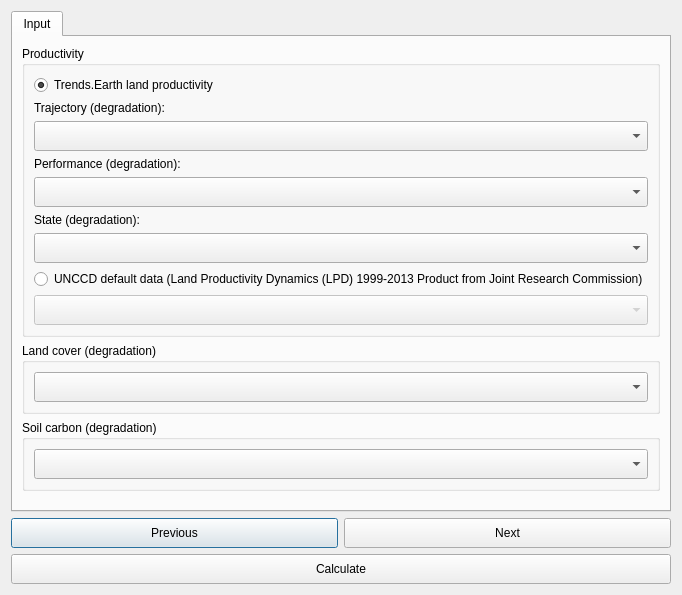
This is LDMP/gui/DlgCalculateLDNSummaryTableAdmin.ui in ConservationInternational/trends.earth as Qt 5 draws it before an edit. The edited form follows.
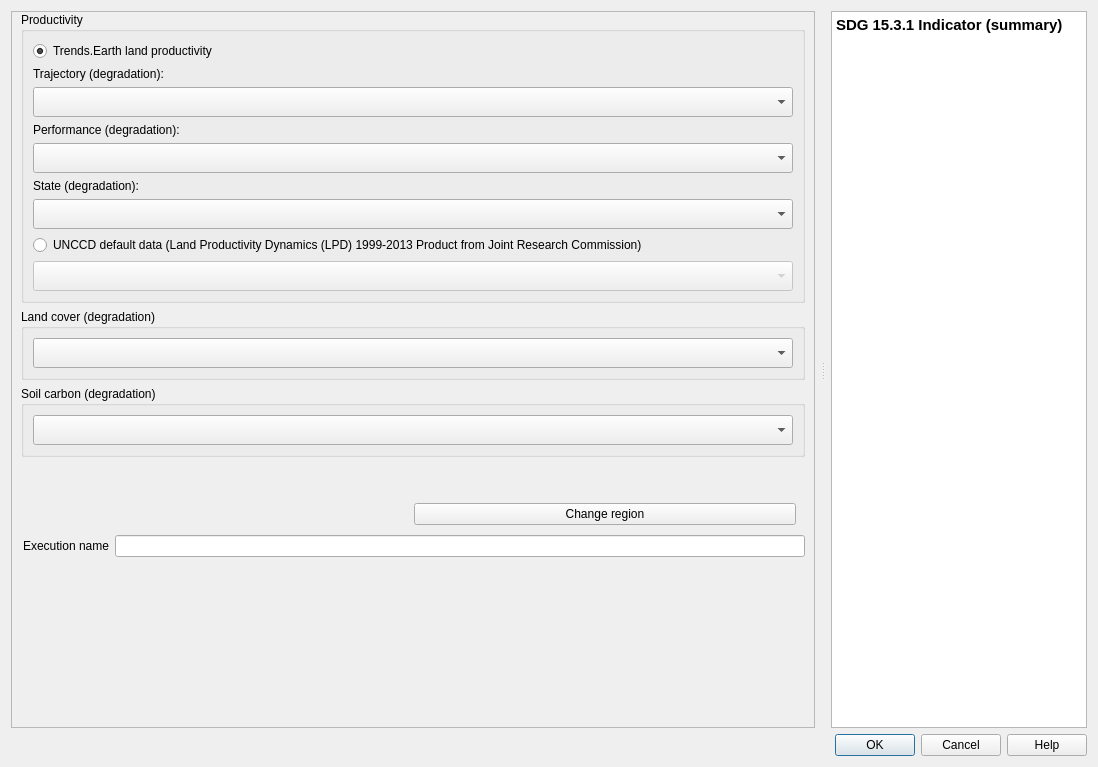
This is the edited form. Custom widgets are drawn as their Qt base class.

Commit message: changes on all algorithm dialogs UI components

```diff
--- a/LDMP/gui/DlgCalculateLDNSummaryTableAdmin.ui
+++ b/LDMP/gui/DlgCalculateLDNSummaryTableAdmin.ui
@@ -6,8 +6,8 @@
    <rect>
     <x>0</x>
     <y>0</y>
-    <width>615</width>
-    <height>595</height>
+    <width>1098</width>
+    <height>767</height>
    </rect>
   </property>
   <property name="sizePolicy">
@@ -21,24 +21,60 @@
   </property>
   <layout class="QVBoxLayout" name="verticalLayout">
    <item>
-    <widget class="QTabWidget" name="TabBox">
+    <widget class="QSplitter" name="splitter">
+     <property name="orientation">
+      <enum>Qt::Horizontal</enum>
+     </property>
+     <property name="handleWidth">
+      <number>16</number>
+     </property>
+     <widget class="QFrame" name="configurations">
      <property name="sizePolicy">
-      <sizepolicy hsizetype="Minimum" vsizetype="Expanding">
-       <horstretch>0</horstretch>
+       <sizepolicy hsizetype="Expanding" vsizetype="Expanding">
+        <horstretch>2</horstretch>
        <verstretch>0</verstretch>
       </sizepolicy>
      </property>
-     <property name="tabShape">
-      <enum>QTabWidget::Rounded</enum>
-     </property>
-     <property name="currentIndex">
+      <property name="frameShape">
+       <enum>QFrame::StyledPanel</enum>
+      </property>
+      <property name="frameShadow">
+       <enum>QFrame::Raised</enum>
+      </property>
+      <layout class="QVBoxLayout" name="verticalLayout_3">
+       <property name="leftMargin">
+        <number>9</number>
+       </property>
+       <property name="topMargin">
       <number>0</number>
      </property>
-     <widget class="QWidget" name="InputTab">
-      <attribute name="title">
-       <string>Input</string>
-      </attribute>
-      <layout class="QVBoxLayout" name="verticalLayout_2">
+       <property name="rightMargin">
+        <number>9</number>
+       </property>
+       <property name="bottomMargin">
+        <number>4</number>
+       </property>
+       <item>
+        <widget class="QFrame" name="setup_frame">
+         <property name="frameShape">
+          <enum>QFrame::NoFrame</enum>
+         </property>
+         <property name="frameShadow">
+          <enum>QFrame::Raised</enum>
+         </property>
+         <layout class="QVBoxLayout" name="verticalLayout_4">
+          <property name="leftMargin">
+           <number>0</number>
+          </property>
+          <property name="topMargin">
+           <number>0</number>
+          </property>
+          <property name="rightMargin">
+           <number>0</number>
+          </property>
+          <property name="bottomMargin">
+           <number>0</number>
+          </property>
        <item>
         <widget class="QGroupBox" name="groupBox">
          <property name="sizePolicy">
@@ -333,6 +369,78 @@
         </widget>
        </item>
        <item>
+           <spacer name="verticalSpacer">
+            <property name="orientation">
+             <enum>Qt::Vertical</enum>
+            </property>
+            <property name="sizeHint" stdset="0">
+             <size>
+              <width>20</width>
+              <height>40</height>
+             </size>
+            </property>
+           </spacer>
+          </item>
+         </layout>
+        </widget>
+       </item>
+       <item>
+        <layout class="QHBoxLayout" name="horizontalLayout">
+         <property name="leftMargin">
+          <number>5</number>
+         </property>
+         <property name="rightMargin">
+          <number>9</number>
+         </property>
+         <property name="bottomMargin">
+          <number>4</number>
+         </property>
+         <item>
+          <widget class="QLabel" name="region_la">
+           <property name="toolTip">
+            <string>The current selected region of interest</string>
+           </property>
+           <property name="text">
+            <string/>
+           </property>
+           <property name="wordWrap">
+            <bool>true</bool>
+           </property>
+          </widget>
+         </item>
+         <item>
+          <widget class="QPushButton" name="region_button">
+           <property name="toolTip">
+            <string>&lt;html&gt;&lt;head/&gt;&lt;body&gt;&lt;p&gt;Opens settings dialog in order to change region of interest.&lt;/p&gt;&lt;p&gt;&lt;br/&gt;&lt;/p&gt;&lt;/body&gt;&lt;/html&gt;</string>
+           </property>
+           <property name="text">
+            <string>Change region</string>
+           </property>
+          </widget>
+         </item>
+        </layout>
+       </item>
+       <item>
+        <layout class="QHBoxLayout" name="horizontalLayout_2">
+         <property name="leftMargin">
+          <number>2</number>
+         </property>
+         <item>
+          <widget class="QLabel" name="execution_name_la">
+           <property name="toolTip">
+            <string>Auto generated name for the task which can be edited</string>
+           </property>
+           <property name="text">
+            <string>Execution name</string>
+           </property>
+          </widget>
+         </item>
+         <item>
+          <widget class="QLineEdit" name="execution_name_le"/>
+         </item>
+        </layout>
+       </item>
+       <item>
         <spacer name="verticalSpacer_2">
          <property name="orientation">
           <enum>Qt::Vertical</enum>
@@ -347,68 +455,43 @@
        </item>
       </layout>
      </widget>
+     <widget class="QTextBrowser" name="alg_help">
+      <property name="sizePolicy">
+       <sizepolicy hsizetype="Expanding" vsizetype="Expanding">
+        <horstretch>0</horstretch>
+        <verstretch>0</verstretch>
+       </sizepolicy>
+      </property>
+      <property name="accessibleName">
+       <string/>
+      </property>
+      <property name="html">
+       <string>&lt;!DOCTYPE HTML PUBLIC &quot;-//W3C//DTD HTML 4.0//EN&quot; &quot;http://www.w3.org/TR/REC-html40/strict.dtd&quot;&gt;
+&lt;html&gt;&lt;head&gt;&lt;meta name=&quot;qrichtext&quot; content=&quot;1&quot; /&gt;&lt;style type=&quot;text/css&quot;&gt;
+p, li { white-space: pre-wrap; }
+&lt;/style&gt;&lt;/head&gt;&lt;body style=&quot; font-family:'Ubuntu'; font-size:11pt; font-weight:400; font-style:normal;&quot;&gt;
+&lt;p style=&quot; margin-top:0px; margin-bottom:0px; margin-left:0px; margin-right:0px; -qt-block-indent:0; text-indent:0px;&quot;&gt;&lt;span style=&quot; font-weight:600;&quot;&gt;SDG 15.3.1 Indicator (summary)&lt;/span&gt;&lt;/p&gt;
+&lt;p style=&quot;-qt-paragraph-type:empty; margin-top:0px; margin-bottom:0px; margin-left:0px; margin-right:0px; -qt-block-indent:0; text-indent:0px; font-weight:600;&quot;&gt;&lt;br /&gt;&lt;/p&gt;
+&lt;p style=&quot;-qt-paragraph-type:empty; margin-top:0px; margin-bottom:0px; margin-left:0px; margin-right:0px; -qt-block-indent:0; text-indent:0px;&quot;&gt;&lt;br /&gt;&lt;/p&gt;&lt;/body&gt;&lt;/html&gt;</string>
+      </property>
+      <property name="openExternalLinks">
+       <bool>true</bool>
+      </property>
+      <property name="openLinks">
+       <bool>false</bool>
+      </property>
+     </widget>
     </widget>
    </item>
    <item>
-    <layout class="QGridLayout" name="gridLayout_3">
-     <item row="0" column="0">
-      <widget class="QPushButton" name="button_prev">
-       <property name="sizePolicy">
-        <sizepolicy hsizetype="Minimum" vsizetype="Minimum">
-         <horstretch>0</horstretch>
-         <verstretch>0</verstretch>
-        </sizepolicy>
-       </property>
-       <property name="minimumSize">
-        <size>
-         <width>0</width>
-         <height>30</height>
-        </size>
-       </property>
-       <property name="text">
-        <string>Previous</string>
-       </property>
-      </widget>
-     </item>
-     <item row="0" column="1">
-      <widget class="QPushButton" name="button_next">
-       <property name="sizePolicy">
-        <sizepolicy hsizetype="Minimum" vsizetype="Minimum">
-         <horstretch>0</horstretch>
-         <verstretch>0</verstretch>
-        </sizepolicy>
-       </property>
-       <property name="minimumSize">
-        <size>
-         <width>0</width>
-         <height>30</height>
-        </size>
-       </property>
-       <property name="text">
-        <string>Next</string>
-       </property>
-      </widget>
-     </item>
-     <item row="1" column="0" colspan="2">
-      <widget class="QPushButton" name="button_calculate">
-       <property name="sizePolicy">
-        <sizepolicy hsizetype="Minimum" vsizetype="Minimum">
-         <horstretch>0</horstretch>
-         <verstretch>0</verstretch>
-        </sizepolicy>
-       </property>
-       <property name="minimumSize">
-        <size>
-         <width>0</width>
-         <height>30</height>
-        </size>
-       </property>
-       <property name="text">
-        <string>Calculate</string>
-       </property>
-      </widget>
-     </item>
-    </layout>
+    <widget class="QDialogButtonBox" name="button_box">
+     <property name="orientation">
+      <enum>Qt::Horizontal</enum>
+     </property>
+     <property name="standardButtons">
+      <set>QDialogButtonBox::Cancel|QDialogButtonBox::Help|QDialogButtonBox::Ok</set>
+     </property>
+    </widget>
    </item>
   </layout>
  </widget>
```
Left out of the diff: 51 changed lines with no effect on the pictures. Lines whose indentation alone changed are shown as unchanged. The commit also changes 17 other files.
